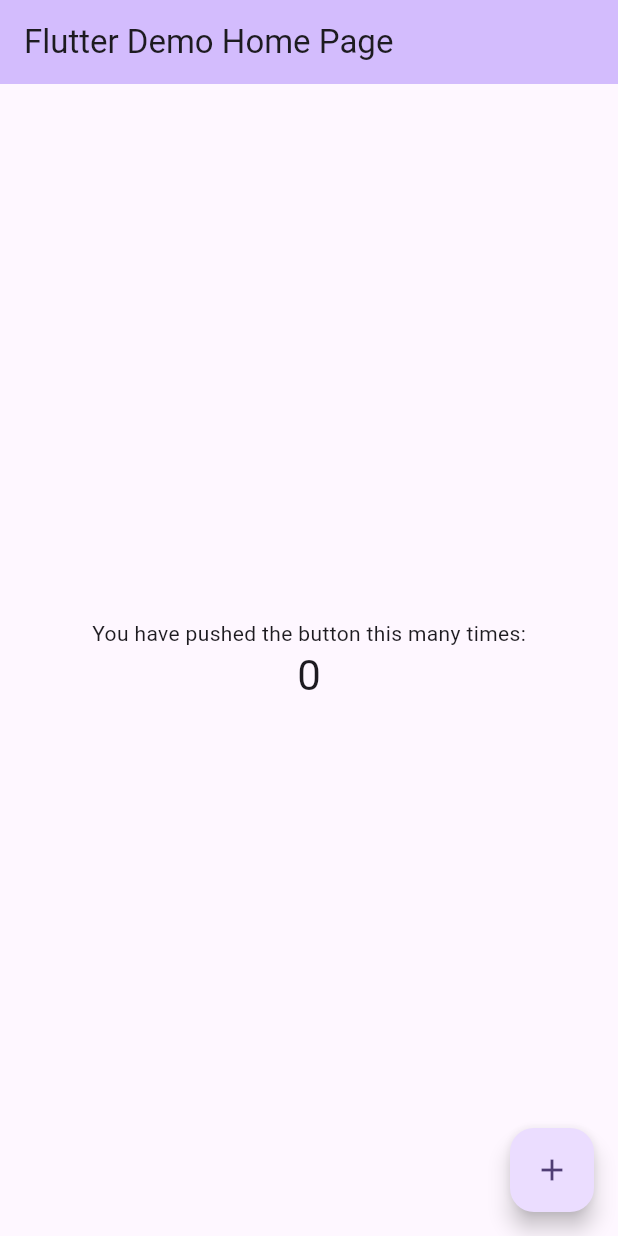
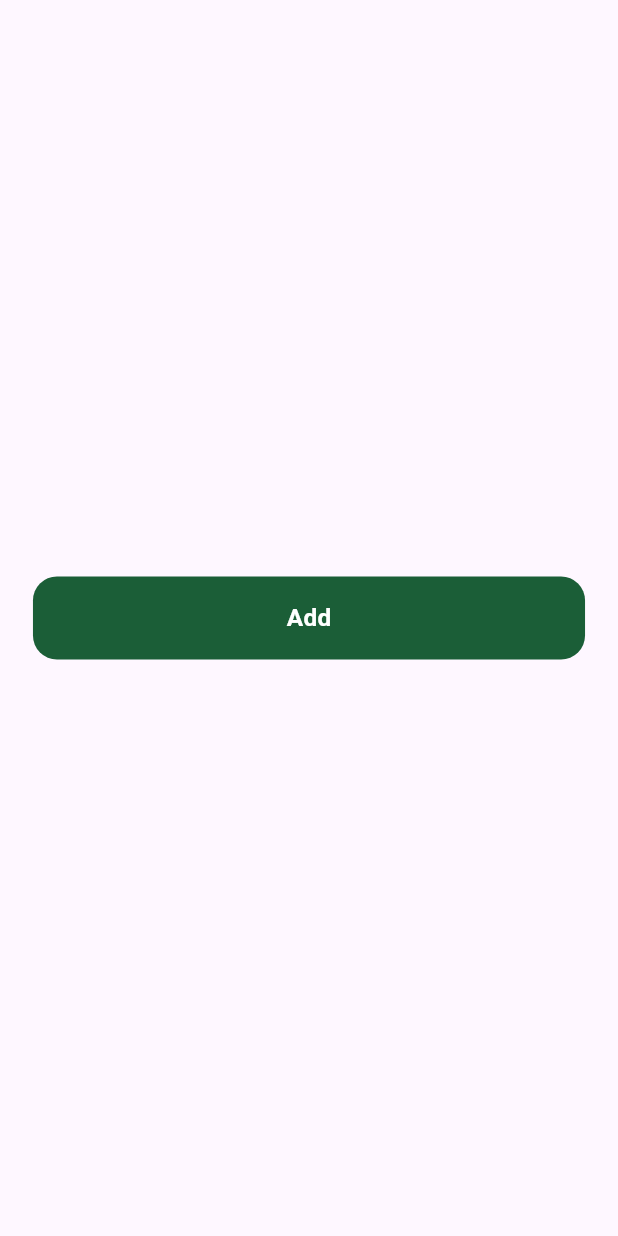
Before and after one commit to AmeenZullaq/fruits_dashboard, a Flutter app: the screen it shows after launch, on a phone screen of 412 x 824 dp. Run offline on Flutter 3.47's test engine with Material 3 defaults, Android fonts, the phone set to English and light mode, and no system bars; our stand-ins replace firebase_core, flutter_screenutil; accounts and stored records are empty.

```diff
--- /dev/null
+++ b/lib/core/helper_function/on_generate_route.dart
@@ -0,0 +1,17 @@
+import 'package:flutter/material.dart';
+import 'package:fruits_dashboard/core/utils/app_routes.dart';
+import 'package:fruits_dashboard/features/dashboard/views/dash_board_view.dart';
+
+Route<dynamic>? onGenerateRoute(RouteSettings settings) {
+  switch (settings.name) {
+    case AppRoutes.dashboardView:
+      return MaterialPageRoute(
+        builder: (context) => const DashboardView(),
+      );
+
+    default:
+      return MaterialPageRoute(
+        builder: (context) => const Scaffold(),
+      );
+  }
+}
--- /dev/null
+++ b/lib/core/utils/app__text_styles.dart
@@ -0,0 +1,72 @@
+import 'package:flutter/material.dart';
+import 'package:flutter_screenutil/flutter_screenutil.dart';
+
+abstract class AppTextStyles {
+  static TextStyle semiBold13 = TextStyle(
+    fontWeight: FontWeight.w600,
+    fontSize: 13.sp,
+    fontFamily: 'Cairo',
+  );
+
+  static TextStyle semiBold16 = TextStyle(
+    fontWeight: FontWeight.w600,
+    fontSize: 16.sp,
+    fontFamily: 'Cairo',
+  );
+
+  static TextStyle semiBold11 = TextStyle(
+    fontWeight: FontWeight.w600,
+    fontSize: 11.sp,
+  );
+
+  static TextStyle bold23 = TextStyle(
+    fontWeight: FontWeight.bold,
+    fontSize: 23.sp,
+    fontFamily: 'Cairo',
+  );
+
+  static TextStyle bold14 = TextStyle(
+    fontWeight: FontWeight.bold,
+    fontSize: 14.sp,
+  );
+
+  static TextStyle bold16 = TextStyle(
+    fontWeight: FontWeight.bold,
+    fontSize: 16.sp,
+  );
+
+  static TextStyle bold19 = TextStyle(
+    fontWeight: FontWeight.bold,
+    fontSize: 19.sp,
+  );
+
+  static TextStyle bold13 = TextStyle(
+    fontWeight: FontWeight.bold,
+    fontSize: 13.sp,
+  );
+
+  static TextStyle regular13 = TextStyle(
+    fontWeight: FontWeight.w400,
+    fontSize: 13.sp,
+  );
+
+  static TextStyle regular16 = TextStyle(
+    fontWeight: FontWeight.w400,
+    fontSize: 16.sp,
+  );
+
+  static TextStyle regular22 = TextStyle(
+    fontWeight: FontWeight.w400,
+    fontSize: 22.sp,
+  );
+
+  static TextStyle regular11 = TextStyle(
+    fontWeight: FontWeight.w400,
+    fontSize: 11.sp,
+  );
+
+  static TextStyle medium16 = TextStyle(
+    fontWeight: FontWeight.w500,
+    fontSize: 16.sp,
+  );
+}
--- /dev/null
+++ b/lib/core/utils/app_colors.dart
@@ -0,0 +1,55 @@
+import 'package:flutter/material.dart';
+
+abstract class AppColors {
+  /// GrayScale
+  static const Color gray50 = Color(0xffF2F3F3);
+  static const Color gray100 = Color(0xffE4E6E7);
+  static const Color gray200 = Color(0xffCACECE);
+  static const Color gray300 = Color(0xffAFB5B6);
+  static const Color gray400 = Color(0xff949D9E);
+  static const Color gray500 = Color(0xff4E5556);
+  static const Color gray600 = Color(0xff616A6B);
+  static const Color gray700 = Color(0xff494F50);
+  static const Color gray800 = Color(0xff313535);
+  static const Color gray900 = Color(0xff181A1B);
+  static const Color gray950 = Color(0xff0C0D0D);
+
+  /// Green
+  static const Color green50 = Color(0xffEEFBEA);
+  static const Color green100 = Color(0xffDDF7D4);
+  static const Color green200 = Color(0xffBBEFA9);
+  static const Color green300 = Color(0xff98E77E);
+  static const Color green400 = Color(0xff76DF53);
+  static const Color green500 = Color(0xff6CDC46);
+  static const Color green600 = Color(0xff43AC20);
+  static const Color green700 = Color(0xff328118);
+  static const Color green800 = Color(0xff225610);
+  static const Color green900 = Color(0xff112B08);
+  static const Color green950 = Color(0xff081504);
+
+  /// Orange
+  static const Color orange50 = Color(0xffFEF6E7);
+  static const Color orange100 = Color(0xffFDECCE);
+  static const Color orange200 = Color(0xffFADA9E);
+  static const Color orange300 = Color(0xffF8C76D);
+  static const Color orange400 = Color(0xffF5B53D);
+  static const Color orange500 = Color(0xffF4A91F);
+  static const Color orange600 = Color(0xffC2820A);
+  static const Color orange700 = Color(0xff926107);
+  static const Color orange800 = Color(0xff614105);
+  static const Color orange900 = Color(0xff312002);
+  static const Color orange950 = Color(0xff181001);
+
+  /// Green1
+  static const Color green1_50 = Color(0xffEBF9F1);
+  static const Color green1_100 = Color(0xffD7F4E3);
+  static const Color green1_200 = Color(0xffB0E8C7);
+  static const Color green1_300 = Color(0xff88DDAB);
+  static const Color green1_400 = Color(0xff60D290);
+  static const Color green1_500 = Color(0xff1B5E37);
+  static const Color green1_600 = Color(0xff2D9F5D);
+  static const Color green1_700 = Color(0xff227745);
+  static const Color green1_800 = Color(0xff174F2E);
+  static const Color green1_900 = Color(0xff0B2817);
+  static const Color green1_950 = Color(0xff06140C);
+}
--- /dev/null
+++ b/lib/core/utils/app_routes.dart
@@ -0,0 +1,3 @@
+abstract class AppRoutes {
+  static const dashboardView = 'dashboardView';
+}
--- /dev/null
+++ b/lib/core/utils/endoints.dart
@@ -0,0 +1,3 @@
+abstract class Endpoints {
+  static const users = 'users';
+}
--- /dev/null
+++ b/lib/features/dashboard/app_button.dart
@@ -0,0 +1,45 @@
+import 'package:flutter/material.dart';
+import 'package:flutter_screenutil/flutter_screenutil.dart';
+import 'package:fruits_dashboard/core/utils/app__text_styles.dart';
+import 'package:fruits_dashboard/core/utils/app_colors.dart';
+
+class AppButton extends StatelessWidget {
+  const AppButton({
+    super.key,
+    required this.text,
+    required this.onTap,
+    this.textColor,
+    this.buttomColor,
+    this.borderSideColor,
+  });
+
+  final String text;
+  final void Function() onTap;
+  final Color? textColor;
+  final Color? buttomColor;
+  final Color? borderSideColor;
+
+  @override
+  Widget build(BuildContext context) {
+    return GestureDetector(
+      onTap: onTap,
+      child: Container(
+        padding: EdgeInsets.symmetric(vertical: 15.h),
+        alignment: Alignment.center,
+        decoration: BoxDecoration(
+          color: buttomColor ?? AppColors.green1_500,
+          borderRadius: BorderRadius.circular(16),
+          border: Border.all(
+            color: borderSideColor ?? Colors.transparent,
+          ),
+        ),
+        child: Text(
+          text,
+          style: AppTextStyles.bold16.copyWith(
+            color: textColor ?? const Color(0xffFFFFFF),
+          ),
+        ),
+      ),
+    );
+  }
+}
--- /dev/null
+++ b/lib/features/dashboard/views/dash_board_view.dart
@@ -0,0 +1,25 @@
+import 'package:flutter/material.dart';
+import 'package:flutter_screenutil/flutter_screenutil.dart';
+import 'package:fruits_dashboard/features/dashboard/app_button.dart';
+
+class DashboardView extends StatelessWidget {
+  const DashboardView({super.key});
+
+  @override
+  Widget build(BuildContext context) {
+    return Scaffold(
+      body: Padding(
+        padding: EdgeInsets.symmetric(horizontal: 20.w),
+        child: Column(
+          mainAxisAlignment: MainAxisAlignment.center,
+          children: [
+            AppButton(
+              text: 'Add',
+              onTap: () {},
+            ),
+          ],
+        ),
+      ),
+    );
+  }
+}
--- a/lib/main.dart
+++ b/lib/main.dart
@@ -1,125 +1,34 @@
+import 'package:firebase_core/firebase_core.dart';
 import 'package:flutter/material.dart';
+import 'package:flutter_screenutil/flutter_screenutil.dart';
+import 'package:fruits_dashboard/core/helper_function/on_generate_route.dart';
+import 'package:fruits_dashboard/core/utils/app_routes.dart';
+import 'package:fruits_dashboard/firebase_options.dart';
 
-void main() {
+void main() async {
+  WidgetsFlutterBinding.ensureInitialized();
+  await Firebase.initializeApp(
+    options: DefaultFirebaseOptions.currentPlatform,
+  );
   runApp(const MyApp());
 }
 
 class MyApp extends StatelessWidget {
   const MyApp({super.key});
 
-  // This widget is the root of your application.
   @override
   Widget build(BuildContext context) {
-    return MaterialApp(
-      title: 'Flutter Demo',
-      theme: ThemeData(
-        // This is the theme of your application.
-        //
-        // TRY THIS: Try running your application with "flutter run". You'll see
-        // the application has a purple toolbar. Then, without quitting the app,
-        // try changing the seedColor in the colorScheme below to Colors.green
-        // and then invoke "hot reload" (save your changes or press the "hot
-        // reload" button in a Flutter-supported IDE, or press "r" if you used
-        // the command line to start the app).
-        //
-        // Notice that the counter didn't reset back to zero; the application
-        // state is not lost during the reload. To reset the state, use hot
-        // restart instead.
-        //
-        // This works for code too, not just values: Most code changes can be
-        // tested with just a hot reload.
-        colorScheme: ColorScheme.fromSeed(seedColor: Colors.deepPurple),
-        useMaterial3: true,
-      ),
-      home: const MyHomePage(title: 'Flutter Demo Home Page'),
+    return ScreenUtilInit(
+      designSize: const Size(375, 812),
+      minTextAdapt: true,
+      splitScreenMode: true,
+      builder: (_, child) {
+        return const MaterialApp(
+          debugShowCheckedModeBanner: false,
+          onGenerateRoute: onGenerateRoute,
+          initialRoute: AppRoutes.dashboardView,
+        );
+      },
     );
   }
 }
-
-class MyHomePage extends StatefulWidget {
-  const MyHomePage({super.key, required this.title});
-
-  // This widget is the home page of your application. It is stateful, meaning
-  // that it has a State object (defined below) that contains fields that affect
-  // how it looks.
-
-  // This class is the configuration for the state. It holds the values (in this
-  // case the title) provided by the parent (in this case the App widget) and
-  // used by the build method of the State. Fields in a Widget subclass are
-  // always marked "final".
-
-  final String title;
-
-  @override
-  State<MyHomePage> createState() => _MyHomePageState();
-}
-
-class _MyHomePageState extends State<MyHomePage> {
-  int _counter = 0;
-
-  void _incrementCounter() {
-    setState(() {
-      // This call to setState tells the Flutter framework that something has
-      // changed in this State, which causes it to rerun the build method below
-      // so that the display can reflect the updated values. If we changed
-      // _counter without calling setState(), then the build method would not be
-      // called again, and so nothing would appear to happen.
-      _counter++;
-    });
-  }
-
-  @override
-  Widget build(BuildContext context) {
-    // This method is rerun every time setState is called, for instance as done
-    // by the _incrementCounter method above.
-    //
-    // The Flutter framework has been optimized to make rerunning build methods
-    // fast, so that you can just rebuild anything that needs updating rather
-    // than having to individually change instances of widgets.
-    return Scaffold(
-      appBar: AppBar(
-        // TRY THIS: Try changing the color here to a specific color (to
-        // Colors.amber, perhaps?) and trigger a hot reload to see the AppBar
-        // change color while the other colors stay the same.
-        backgroundColor: Theme.of(context).colorScheme.inversePrimary,
-        // Here we take the value from the MyHomePage object that was created by
-        // the App.build method, and use it to set our appbar title.
-        title: Text(widget.title),
-      ),
-      body: Center(
-        // Center is a layout widget. It takes a single child and positions it
-        // in the middle of the parent.
-        child: Column(
-          // Column is also a layout widget. It takes a list of children and
-          // arranges them vertically. By default, it sizes itself to fit its
-          // children horizontally, and tries to be as tall as its parent.
-          //
-          // Column has various properties to control how it sizes itself and
-          // how it positions its children. Here we use mainAxisAlignment to
-          // center the children vertically; the main axis here is the vertical
-          // axis because Columns are vertical (the cross axis would be
-          // horizontal).
-          //
-          // TRY THIS: Invoke "debug painting" (choose the "Toggle Debug Paint"
-          // action in the IDE, or press "p" in the console), to see the
-          // wireframe for each widget.
-          mainAxisAlignment: MainAxisAlignment.center,
-          children: <Widget>[
-            const Text(
-              'You have pushed the button this many times:',
-            ),
-            Text(
-              '$_counter',
-              style: Theme.of(context).textTheme.headlineMedium,
-            ),
-          ],
-        ),
-      ),
-      floatingActionButton: FloatingActionButton(
-        onPressed: _incrementCounter,
-        tooltip: 'Increment',
-        child: const Icon(Icons.add),
-      ), // This trailing comma makes auto-formatting nicer for build methods.
-    );
-  }
-}
```
Also changed, not shown: lib/core/utils/assets.dart (added, +224 -0 lines), pubspec.yaml (+4 -17 lines), firebase.json (added), lib/firebase_options.dart (added), pubspec.lock, 6 other files.
